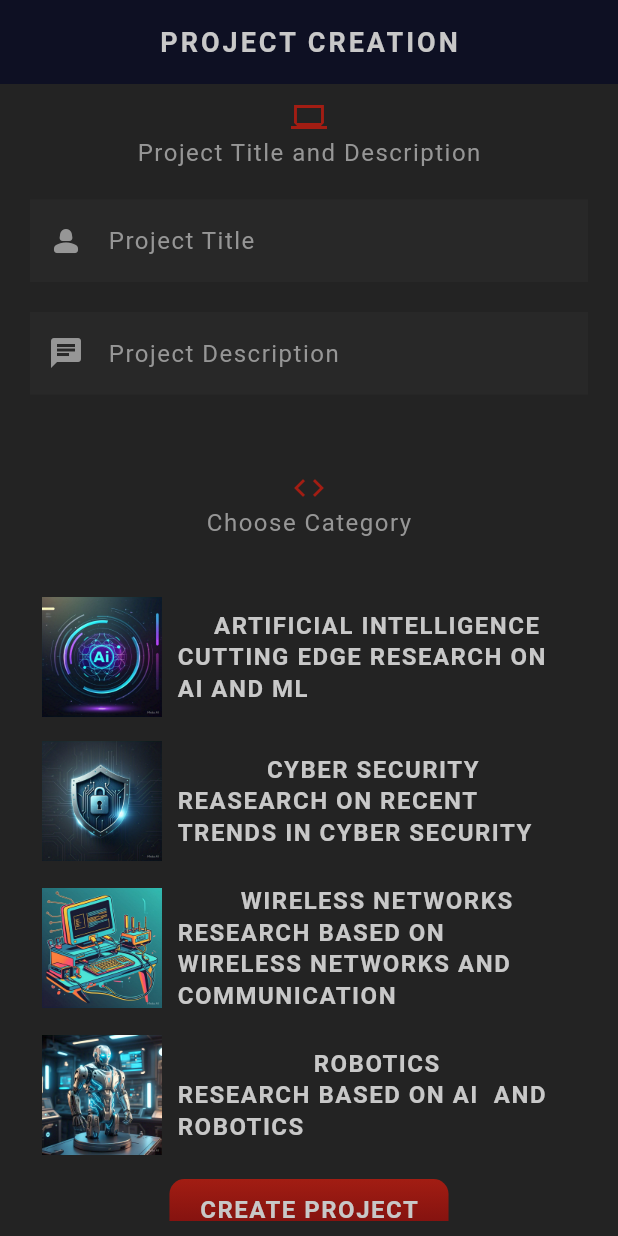
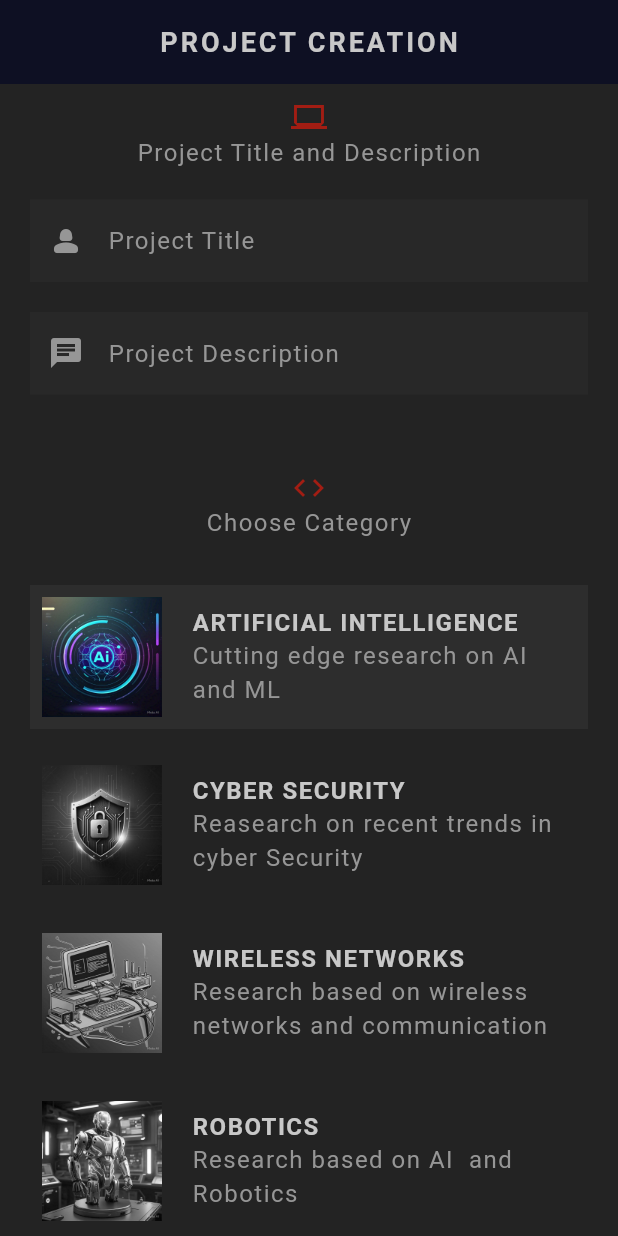
Before and after one commit to taslim552/Research-Project, a Flutter app: the screen it shows after launch, on a phone screen of 412 x 824 dp. Run offline on Flutter 3.47's test engine with Material 3 defaults, Android fonts, the phone set to English and light mode, and no system bars; our stand-ins replace google_fonts; Roboto replaces fonts that are missing (Kanit).

Commit message:
Please enter the commit message for your changes. Lines starting with '#' will be ignored, and an empty message aborts the commit.
On branch temp
Your branch is up to date with 'origin/temp'.

Changes to be committed:
	deleted:    my_project/lib/models.zip
	modified:   my_project/lib/models/project.dart
	modified:   my_project/lib/models/project_category.dart
	modified:   my_project/lib/models/skill.dart
	modified:   my_project/lib/screens/create/category_card.dart
	modified:   my_project/lib/screens/create/create.dart
	modified:   my_project/pubspec.lock
	modified:   my_project/pubspec.yaml

```diff
--- a/my_project/lib/models/project.dart
+++ b/my_project/lib/models/project.dart
@@ -1,5 +1,5 @@
 import 'package:my_project/models/stats.dart';
-import 'package:my_project/models/project_Category.dart';
+import 'package:my_project/models/project_category.dart';
 import 'package:my_project/models/skill.dart';
 
 class Project with Stats{
--- a/my_project/lib/models/project_category.dart
+++ b/my_project/lib/models/project_category.dart
@@ -1,5 +1,4 @@
 enum ProjectCategory{
-
    ai(
     title:"Artificial Intelligence",
     description: "Cutting edge research on AI and ML",
--- a/my_project/lib/models/skill.dart
+++ b/my_project/lib/models/skill.dart
@@ -21,7 +21,7 @@ final List<Skill> allSkills=[
   Skill(
     id: '2',
     name: 'Data Processing',
-    image: 'Data_Processing.jpgAlgorithm',
+    image: 'Data_Processing.jpg',
     projectCategory: ProjectCategory.ai),
   Skill(
     id: '3',
--- a/my_project/lib/screens/create/category_card.dart
+++ b/my_project/lib/screens/create/category_card.dart
@@ -1,35 +1,44 @@
 import 'package:flutter/material.dart';
 import 'package:my_project/models/project_category.dart';
 import 'package:my_project/shared/shared_text.dart';
+import 'package:my_project/theme.dart';
 
 class CategoryCard extends StatelessWidget {
-  const CategoryCard({super.key,required this.projectcategory});
+  const CategoryCard({super.key,required this.projectcategory,required this.onTap,required this.selected});
   final ProjectCategory projectcategory;
+  final void Function(ProjectCategory) onTap;
+  final bool selected;
   @override
   Widget build(BuildContext context) {
     return GestureDetector(
       onTap: (){
-        print(projectcategory.title);
+        onTap(projectcategory);
       },
-      child: Padding(padding: EdgeInsets.all(8),
+      child: Card(
+        color:selected?AppColors.secondaryColor:Colors.transparent,
+        child:Padding(padding: EdgeInsets.all(8),
       child: Row(
         children: [
           Image.asset('assets/img/category/${projectcategory.image}',
-          width: 80,),
+          width: 80,
+          colorBlendMode: BlendMode.color,
+          color: !selected?Colors.black.withValues(alpha: 1.0):Colors.transparent,),
           SizedBox(
-            width: 10,
+            width: 20,
           ),
           Expanded(
             child: Column(
+              crossAxisAlignment: CrossAxisAlignment.start,
               children: [
                 StyledHeading(projectcategory.title),
-                StyledHeading(projectcategory.description)
+                StyledText(projectcategory.description)
               ],
             )
           )
         ],
       ),
       ),
+      )
       );
   }
 }
--- a/my_project/lib/screens/create/create.dart
+++ b/my_project/lib/screens/create/create.dart
@@ -1,10 +1,12 @@
 import 'package:flutter/material.dart';
 import 'package:google_fonts/google_fonts.dart';
+import 'package:my_project/models/project.dart';
 import 'package:my_project/screens/create/category_card.dart';
 import 'package:my_project/shared/shared_text.dart';
 import 'package:my_project/shared/styled.button.dart';
 import 'package:my_project/theme.dart';
 import 'package:my_project/models/project_category.dart';
+import 'package:uuid/uuid.dart';
 
 class Create extends StatefulWidget {
   const Create({super.key});
@@ -16,15 +18,30 @@ class _CreateState extends State<Create> {
   final _titleController=TextEditingController();
   final _descriptionController=TextEditingController();
   @override
+  void dispose(){
+    _titleController.dispose();
+    _descriptionController.dispose();
+    super.dispose();
+  }
+  ProjectCategory selectedCategory=ProjectCategory.ai;
+  void updateProjectCategory(ProjectCategory projectcategory){
+    setState((){
+      selectedCategory =projectcategory;
+    });
+  }
+  @override
   Widget build(BuildContext context) {
     void handleSubmit(){
       if(_titleController.text.trim().isEmpty){
         print('Title must be empty');
-        if(_descriptionController.text.trim().isEmpty){
-          print('Description must not be empty');       }
-      }
-      print(_titleController.text);
-      print(_descriptionController.text);
+        return;}
+      if(_descriptionController.text.trim().isEmpty){
+      print('Description must not be empty');
+      return;
+          }
+
+      projects.add(Project(title: _titleController.text.trim(), description: _descriptionController.text.trim(), category: selectedCategory, id: const Uuid().v4(),
+      ));
 
     }
     return Scaffold(
@@ -90,10 +107,10 @@ class _CreateState extends State<Create> {
                 ),
             SizedBox(
               height: 30,),
-            CategoryCard(projectcategory:ProjectCategory.ai),
-            CategoryCard(projectcategory:ProjectCategory.cybersecurity),
-            CategoryCard(projectcategory:ProjectCategory.wn),
-            CategoryCard(projectcategory:ProjectCategory.robotics),
+            CategoryCard( selected: selectedCategory==ProjectCategory.ai, onTap:updateProjectCategory,projectcategory:ProjectCategory.ai),
+            CategoryCard(selected: selectedCategory==ProjectCategory.cybersecurity,onTap:updateProjectCategory,projectcategory:ProjectCategory.cybersecurity),
+            CategoryCard(selected: selectedCategory==ProjectCategory.wn,onTap:updateProjectCategory,projectcategory:ProjectCategory.wn),
+            CategoryCard(selected: selectedCategory==ProjectCategory.robotics,onTap:updateProjectCategory,projectcategory:ProjectCategory.robotics),
             Center
             (child: StyledButton(
               onPressed: handleSubmit,
--- a/my_project/pubspec.yaml
+++ b/my_project/pubspec.yaml
@@ -35,6 +35,7 @@ dependencies:
   # Use with the CupertinoIcons class for iOS style icons.
   cupertino_icons: ^1.0.8
   google_fonts: ^6.2.1
+  uuid: ^4.5.1
 
 dev_dependencies:
   flutter_test:
```
Also changed, not shown: my_project/pubspec.lock, 1 other file.
